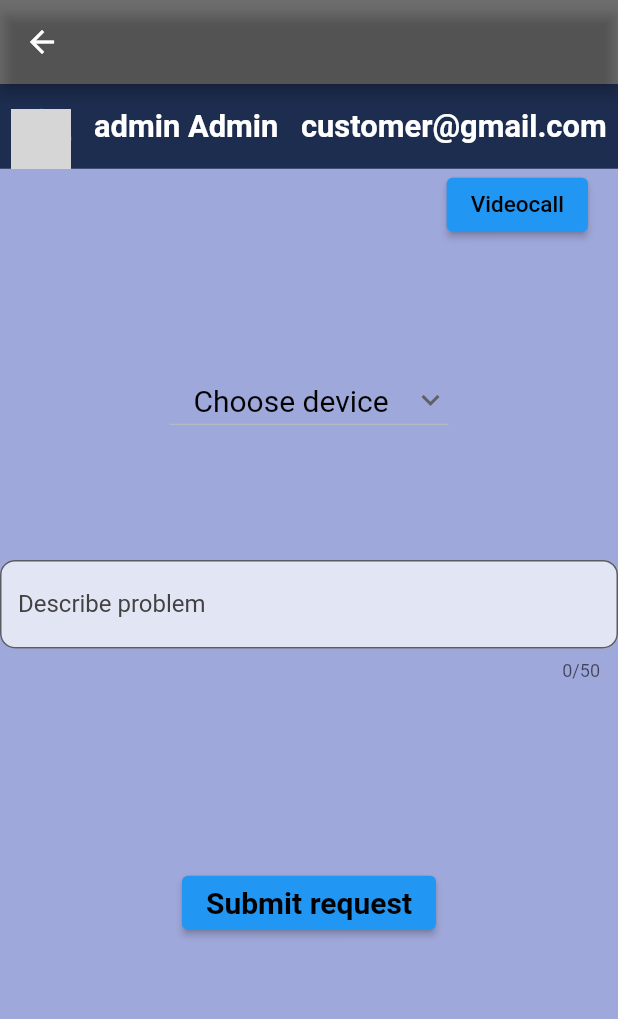
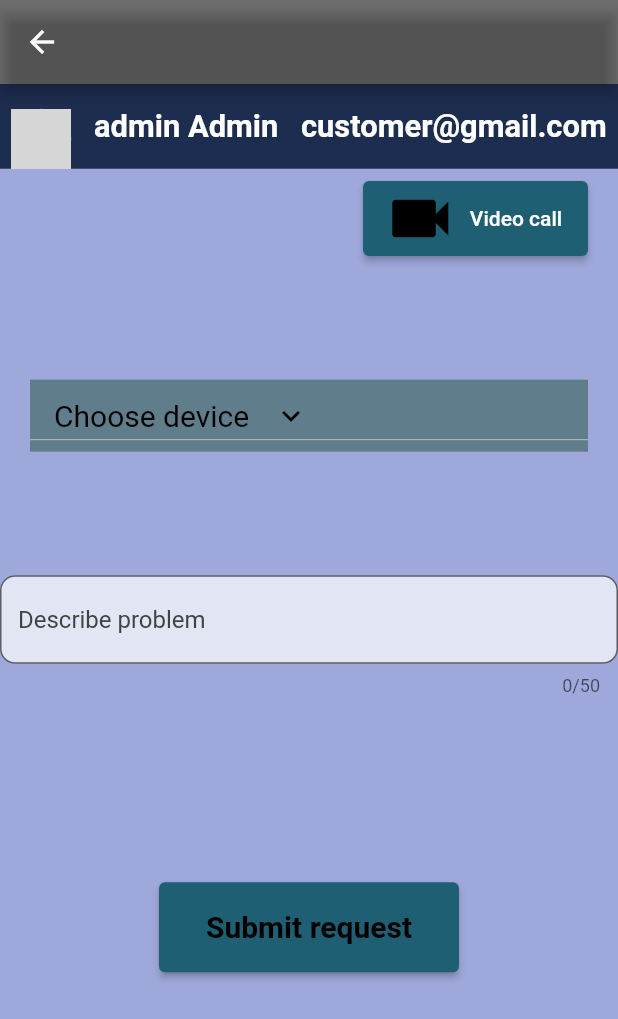
Before and after one commit to FedorViest/MTAA_frontend, a Flutter app: the OrderRepairScreen screen opened directly, on a phone screen of 412 x 824 dp. Shown: the top 1019 px of the screen. Run offline on Flutter 3.47's test engine with Material 2 defaults, Android fonts, the phone set to English and light mode, and no system bars; drawn by our look-alikes of dropdown_button2; grey boxes are pictures that could not be loaded.

Commit message:
Added screen formatting

```diff
--- a/lib/Screens/order_repair.dart
+++ b/lib/Screens/order_repair.dart
@@ -37,28 +37,41 @@ class _OrderRepairScreenState extends State<OrderRepairScreen>{
         child: Column(
           children: [
             Profile(),
+            SizedBox(height: size.height * 0.01),
             Container(
               alignment: Alignment.topRight,
               margin: const EdgeInsets.only(right: 20),
-              child: ElevatedButton(
-                onPressed: () {},
-                child: const Text(
-                  "Videocall",
-                  style: TextStyle(
-                    fontSize: 15,
-                    color: Colors.black,
+                child: ElevatedButton.icon(
+                  style: ElevatedButton.styleFrom(
+                    fixedSize: Size(150, 50),
+                      primary: Color(0xFF1E5F74)
                   ),
-                )),
-            ),
+                    icon: Icon(
+                      Icons.videocam,
+                      color: Colors.black,
+                      size: 50,
+                    ),
+                    label: Text(
+                      "Video call",
+                    ), onPressed: () {},
+                ),
+              ),
             Column(
               mainAxisAlignment: MainAxisAlignment.start,
               crossAxisAlignment: CrossAxisAlignment.center,
               children: [
                 SizedBox(height: size.height * 0.1),
-                SizedBox(width: size.width * 0.2),
-                DropdownButton2(
+                Container(
+                  margin: EdgeInsets.only(left: 20, right: 20),
+                  decoration: const BoxDecoration(
+                    color: Colors.blueGrey,
+                  ),
+                child: SizedBox(
+                  width: size.width,
+                child: DropdownButton2(
                   alignment: Alignment.center,
                   icon: const Icon(Icons.keyboard_arrow_down),
+                  iconEnabledColor: Colors.black,
                   items: items.map((String items){
                     return DropdownMenuItem<String>(
                       value: items,
@@ -80,6 +93,8 @@ class _OrderRepairScreenState extends State<OrderRepairScreen>{
                     );
                   },
                 ),
+                ),
+                ),
                 SizedBox(height: size.height * 0.1),
                 TextField(
                   maxLength: 50,
@@ -99,6 +114,8 @@ class _OrderRepairScreenState extends State<OrderRepairScreen>{
                   onPressed: () {
                     Navigator.of(context).push(MaterialPageRoute(builder: (context) => CustomerScreen()));
                   },
+                  style: ElevatedButton.styleFrom(
+                      fixedSize: const Size(200, 60), primary: Color(0xFF1E5F74)),
                   child: const Text(
                     "Submit request",
                     style: TextStyle(
--- a/lib/Screens/rate_technician.dart
+++ b/lib/Screens/rate_technician.dart
@@ -59,6 +59,7 @@ class _RateTechnicianScreenState extends State<RateTechnicianScreen>{
                     child: DropdownButton2(
                             alignment: Alignment.center,
                             icon: const Icon(Icons.keyboard_arrow_down),
+                            iconEnabledColor: Colors.black,
                             items: emails.map((String items){
                               return DropdownMenuItem<String>(
                                 value: items,
```
Also changed, not shown: lib/Screens/manage_employees.dart (+16 -1 lines).
